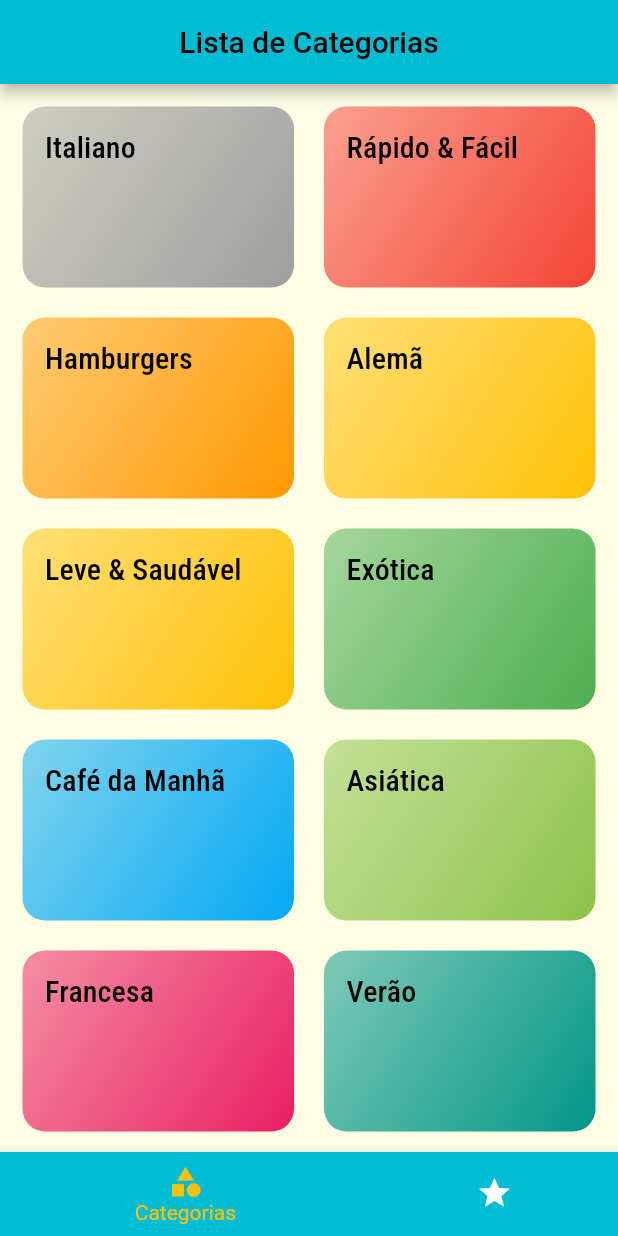
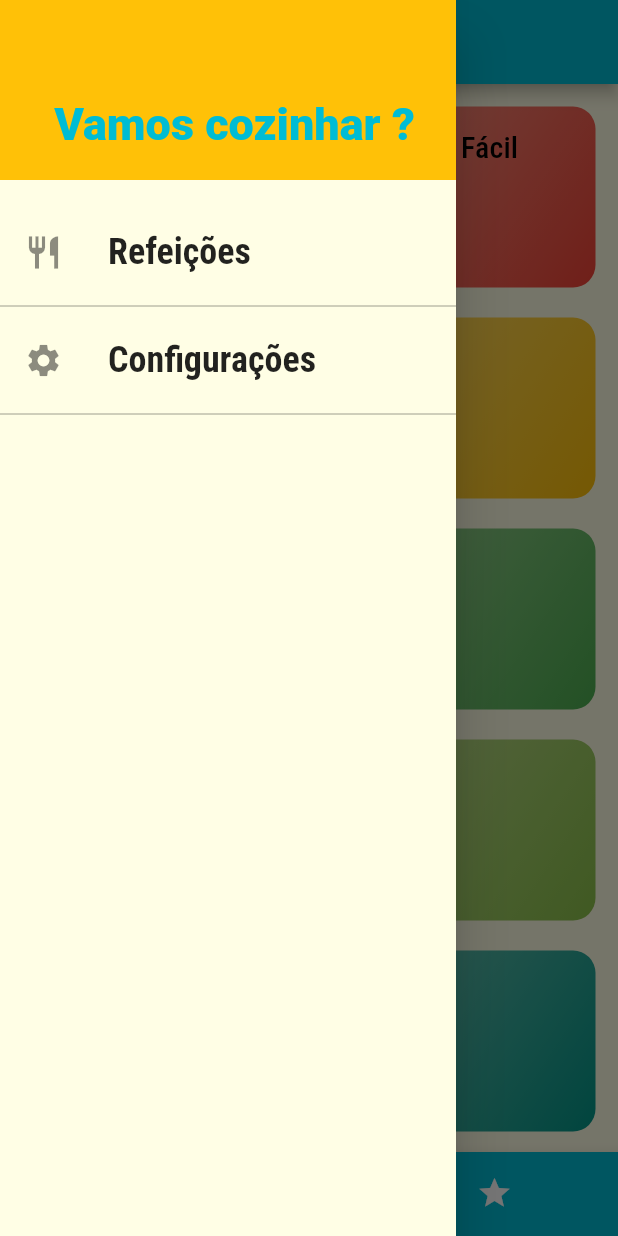
Before and after one commit to 9reis/receitas__flutter, a Flutter app: the screen it shows after launch, with the side drawer open (before the commit the screen has no drawer), on a phone screen of 412 x 824 dp. Run offline on Flutter 3.47's test engine with Material 2 defaults, Android fonts, the phone set to English and light mode, and no system bars.

Commit message:
Adicionar Drawer Personalizado

```diff
--- /dev/null
+++ b/lib/components/main_drawer.dart
@@ -0,0 +1,55 @@
+import 'package:flutter/material.dart';
+
+class MainDrawer extends StatelessWidget {
+  const MainDrawer({super.key});
+
+  @override
+  Widget build(BuildContext context) {
+    return Drawer(
+      child: Column(
+        children: [
+          Container(
+            alignment: Alignment.bottomRight,
+            height: 120,
+            width: double.infinity,
+            padding: EdgeInsets.all(20),
+            color: Theme.of(context).accentColor,
+            child: Text(
+              'Vamos cozinhar ? ',
+              style: TextStyle(
+                  fontWeight: FontWeight.w900,
+                  fontSize: 30,
+                  color: Theme.of(context).primaryColor),
+            ),
+          ),
+          SizedBox(
+            height: 20,
+          ),
+          //Criando cada item do Drawer
+          _createIcon(Icons.restaurant, 'Refeições'),
+          Divider(color: Colors.black38),
+          _createIcon(Icons.settings, 'Configurações'),
+          Divider(color: Colors.black38),
+        ],
+      ),
+    );
+  }
+
+  Widget _createIcon(IconData icon, String label) {
+    return ListTile(
+      leading: Icon(
+        icon,
+        size: 26,
+      ),
+      title: Text(
+        label,
+        style: TextStyle(
+          fontFamily: 'RobotoCondensed',
+          fontSize: 24,
+          fontWeight: FontWeight.bold,
+        ),
+      ),
+      onTap: () {},
+    );
+  }
+}
--- a/lib/screens/tabs_screen.dart
+++ b/lib/screens/tabs_screen.dart
@@ -1,4 +1,5 @@
 import 'package:flutter/material.dart';
+import 'package:receitas__flutter/components/main_drawer.dart';
 import 'package:receitas__flutter/screens/categories_screen.dart';
 import 'package:receitas__flutter/screens/favorite_screen.dart';
 
@@ -24,6 +25,8 @@ class _TabsScreenState extends State<TabsScreen> {
         centerTitle: true,
         title: Text(_screens[_selectedScreenIndex]['title'] as String),
       ),
+      // Icone na appBar que abre um menu lateral
+      drawer: MainDrawer(),
       body: _screens[_selectedScreenIndex]['screen'] as Widget,
       bottomNavigationBar: BottomNavigationBar(
         unselectedItemColor: Colors.white,
```
